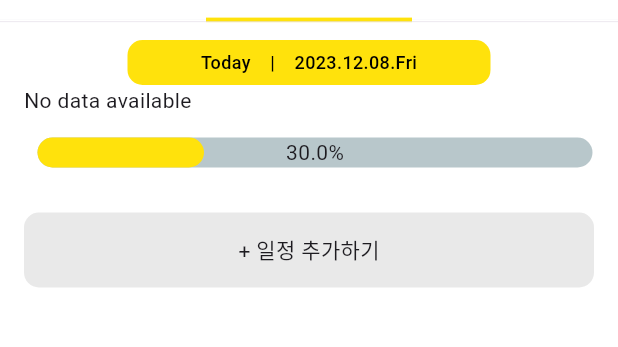
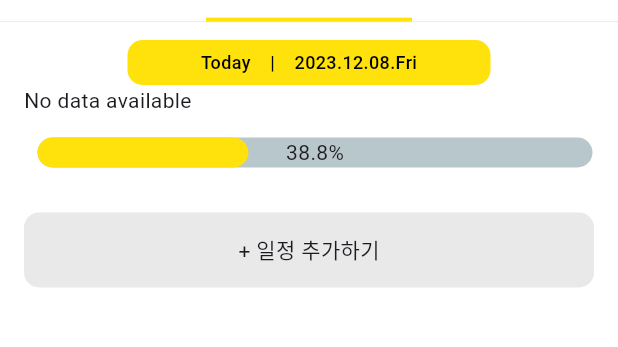
Before and after one commit to minzziPark/Flutter_project_Beeginner, a Flutter app: the SchedulePage screen opened by its route, on a phone screen of 412 x 824 dp, the part 110-457 px from its top. Run offline on Flutter 3.47's test engine with Material 3 defaults, Android fonts, the phone set to English and light mode, and no system bars; drawn by our look-alikes of percent_indicator; our stand-ins replace cloud_firestore, firebase_auth, firebase_core, flutter_svg, table_calendar, timer_builder; accounts and stored records are empty.

Commit message:
디테일

```diff
--- a/beeginner/lib/schedule.dart
+++ b/beeginner/lib/schedule.dart
@@ -231,8 +231,8 @@ class _SchedulePageState extends State<SchedulePage> {
                 animation: true,
                 lineHeight: 20.0,
                 animationDuration: 2000,
-                percent: 0.3,
-                center: Text("30.0%"),
+                percent: 0.38,
+                center: Text("38.8%"),
                 linearStrokeCap: LinearStrokeCap.roundAll,
                 progressColor: Color.fromRGBO(255, 226, 12, 1),
               ),
```
